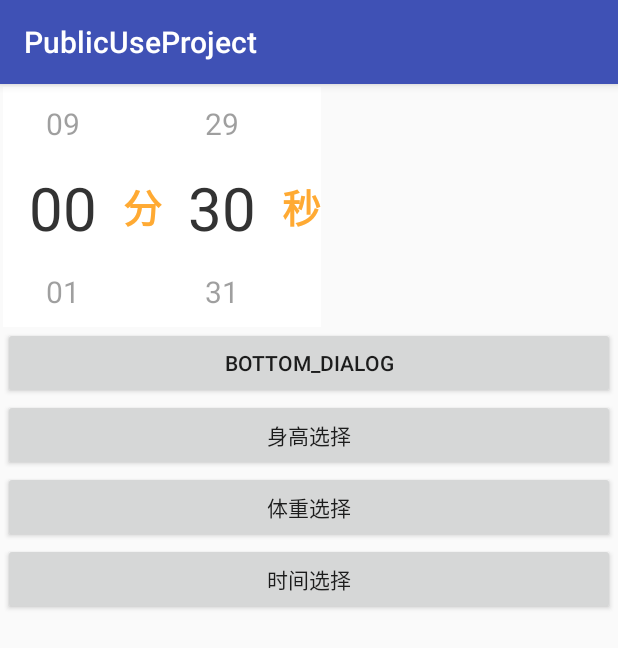
After one commit to renrenrenhui/PublicUseProject, an Android app: the PickerActivity screen opened directly, with no data from a screen before it, on a phone screen of 412 x 824 dp. The commit adds this screen. Shown: the top 648 px of the screen. Run offline under Robolectric (Android 15) with nearby library versions, the phone set to English and light mode, and no system bars; libraries missing offline, so code that uses them is left out: cn.qqtheme.framework.

Commit message:
Add picker feature

```diff
--- a/app/build.gradle
+++ b/app/build.gradle
@@ -41,4 +41,9 @@ dependencies {
     compile 'com.android.support:cardview-v7:24.1.0'
     compile 'com.android.support:design:24.1.0'
     compile 'com.android.support:appcompat-v7:24.1.0'
+
+    compile('cn.qqtheme.framework:WheelPicker:1.5.5') {
+        exclude group: 'com.android.support'
+    }
+
 }
--- a/app/src/main/AndroidManifest.xml
+++ b/app/src/main/AndroidManifest.xml
@@ -81,6 +81,9 @@
 
         <activity android:name="com.example.xiaoniu.publicuseproject.CollapsingToolbarLayout.CollapsingToolbarLayoutActivity"
             android:theme="@style/CollapsingToolbarLayoutTheme"/>
+
+        <activity android:name="com.example.xiaoniu.publicuseproject.picker.PickerActivity"
+            android:theme="@style/AppTheme"/>
     </application>
 
 </manifest>
--- /dev/null
+++ b/app/src/main/java/com/example/xiaoniu/publicuseproject/picker/PickerActivity.java
@@ -0,0 +1,183 @@
+package com.example.xiaoniu.publicuseproject.picker;
+
+import android.app.Dialog;
+import android.os.Bundle;
+import android.support.v7.app.AppCompatActivity;
+import android.view.Gravity;
+import android.view.LayoutInflater;
+import android.view.View;
+import android.view.Window;
+import android.view.WindowManager;
+import android.widget.Button;
+import android.widget.LinearLayout;
+
+import com.example.xiaoniu.publicuseproject.R;
+
+import java.util.ArrayList;
+import java.util.Calendar;
+import java.util.List;
+
+import cn.qqtheme.framework.picker.DoublePicker;
+import cn.qqtheme.framework.picker.NumberPicker;
+import cn.qqtheme.framework.picker.TimePicker;
+import cn.qqtheme.framework.util.ConvertUtils;
+
+public class PickerActivity extends AppCompatActivity {
+
+    PickerView minute_pv;
+    PickerView second_pv;
+    Button btn;
+    LinearLayout rootLayout;
+    PickerView pickerView;
+
+    @Override
+    protected void onCreate(Bundle savedInstanceState) {
+        super.onCreate(savedInstanceState);
+        setContentView(R.layout.activity_picker_view);
+
+        minute_pv = (PickerView) findViewById(R.id.minute_pv);
+        second_pv = (PickerView) findViewById(R.id.second_pv);
+        List<String> data = new ArrayList<String>();
+        List<String> seconds = new ArrayList<String>();
+        for (int i = 0; i < 10; i++) {
+            data.add("0" + i);
+        }
+        for (int i = 0; i < 60; i++) {
+            seconds.add(i < 10 ? "0" + i : "" + i);
+        }
+        minute_pv.setData(data);
+        minute_pv.setOnSelectListener(new PickerView.onSelectListener() {
+
+            @Override
+            public void onSelect(String text) {
+//                Toast.makeText(MainActivity.this, "选择了 " + text + " 分",
+//                        Toast.LENGTH_SHORT).show();
+            }
+        });
+        second_pv.setData(seconds);
+        second_pv.setOnSelectListener(new PickerView.onSelectListener() {
+
+            @Override
+            public void onSelect(String text)
+            {
+//                Toast.makeText(MainActivity.this, "选择了 " + text + " 秒",
+//                        Toast.LENGTH_SHORT).show();
+            }
+        });
+        minute_pv.setSelected(0);
+
+
+        rootLayout = (LinearLayout) findViewById(R.id.root_layout);
+        btn = (Button) findViewById(R.id.btn_bottom_dialog);
+        final List<String> heightList = new ArrayList<String>();
+        for (int i = 30; i < 241; i++) {
+            heightList.add("" + i);
+        }
+        btn.setOnClickListener(new View.OnClickListener() {
+            @Override
+            public void onClick(View v) {
+//                final PopupWindow popupWindow = new PopupWindow(PickerActivity.this);
+//                popupWindow.setWidth(((WindowManager) PickerActivity.this
+//                        .getSystemService(Context.WINDOW_SERVICE)).getDefaultDisplay().getWidth());
+//                popupWindow.setHeight(300);
+//                View view = LayoutInflater.from(PickerActivity.this).inflate(R.layout.popup_setting, null);
+//                popupWindow.setContentView(view);
+//                popupWindow.setBackgroundDrawable(new ColorDrawable(0x00000000));
+//                popupWindow.setOutsideTouchable(false);
+//                popupWindow.setFocusable(true);
+//                popupWindow.showAsDropDown(rootLayout,0,0, Gravity.BOTTOM);
+
+                final Dialog dialog = new Dialog(PickerActivity.this, R.style.Theme_Light_Dialog);
+                View dialogView = LayoutInflater.from(PickerActivity.this).inflate(R.layout.popup_setting,null);
+                //获得dialog的window窗口
+                Window window = dialog.getWindow();
+                //设置dialog在屏幕底部
+                window.setGravity(Gravity.BOTTOM);
+                //设置dialog弹出时的动画效果，从屏幕底部向上弹出
+                window.setWindowAnimations(R.style.dialogStyle);
+                window.getDecorView().setPadding(0, 0, 0, 0);
+                //获得window窗口的属性
+                android.view.WindowManager.LayoutParams lp = window.getAttributes();
+                //设置窗口宽度为充满全屏
+                lp.width = WindowManager.LayoutParams.MATCH_PARENT;
+                //设置窗口高度为包裹内容
+                lp.height = 300;
+                //将设置好的属性set回去
+                window.setAttributes(lp);
+                //将自定义布局加载到dialog上
+                dialog.setContentView(dialogView);
+                pickerView = (PickerView) dialogView.findViewById(R.id.picker_view);
+                pickerView.setData(heightList);
+                pickerView.setSelected("164");
+                dialog.show();
+            }
+        });
+
+    }
+
+    public void onHeightPicker(View view) {
+        NumberPicker picker = new NumberPicker(this);
+        picker.setCycleDisable(false);
+        picker.setDividerVisible(false);
+        picker.setOffset(2);//偏移量
+        picker.setRange(145, 200, 1);//数字范围
+        picker.setSelectedItem(172);
+        picker.setLabel("cm");
+        picker.setOnNumberPickListener(new NumberPicker.OnNumberPickListener() {
+            @Override
+            public void onNumberPicked(int index, Number item) {
+//                showToast("index=" + index + ", item=" + item.intValue());
+            }
+        });
+        picker.show();
+    }
+
+    public void onWeightPicker(View view) {
+        final List<String> integerList = new ArrayList<String>();
+        for (int i = 30; i < 241; i++) {
+            integerList.add("" + i);
+        }
+        final ArrayList<String> DecimalList = new ArrayList<>();
+        for (int i = 0; i < 10; i++) {
+            DecimalList.add("" + i);
+        }
+        DoublePicker picker = new DoublePicker(this, integerList, DecimalList);
+        picker.setCanceledOnTouchOutside(true);
+//        picker.setTopLineColor(0xFFFB2C3C);
+//        picker.setSubmitTextColor(0xFFFB2C3C);
+//        picker.setCancelTextColor(0xFFFB2C3C);
+        picker.setLineSpaceMultiplier(2.2f);
+        picker.setTextSize(15);
+//        picker.setTitleText("营业时间");
+        picker.setContentPadding(10, 8);
+        picker.setFirstLabel("", ".");
+        picker.setSecondLabel("", "kg");
+        picker.setOnPickListener(new DoublePicker.OnPickListener() {
+            @Override
+            public void onPicked(int selectedFirstIndex, int selectedSecondIndex) {
+//                showToast(hours.get(selectedFirstIndex) + ":" + minutes.get(selectedSecondIndex));
+            }
+        });
+        picker.show();
+    }
+
+    public void onTimePicker(View view) {
+        TimePicker picker = new TimePicker(this, TimePicker.HOUR_24);
+        picker.setUseWeight(false);
+        picker.setCycleDisable(false);
+        picker.setRangeStart(0, 0);//00:00
+        picker.setRangeEnd(23, 59);//23:59
+        int currentHour = Calendar.getInstance().get(Calendar.HOUR_OF_DAY);
+        int currentMinute = Calendar.getInstance().get(Calendar.MINUTE);
+        picker.setSelectedItem(currentHour, currentMinute);
+        picker.setTopLineVisible(false);
+        picker.setLabel(":", "");
+        picker.setOnTimePickListener(new TimePicker.OnTimePickListener() {
+            @Override
+            public void onTimePicked(String hour, String minute) {
+//                showToast(hour + ":" + minute);
+            }
+        });
+        picker.show();
+    }
+}
--- /dev/null
+++ b/app/src/main/java/com/example/xiaoniu/publicuseproject/picker/PickerView.java
@@ -0,0 +1,356 @@
+package com.example.xiaoniu.publicuseproject.picker;
+
+import java.util.ArrayList;
+import java.util.List;
+import java.util.Timer;
+import java.util.TimerTask;
+
+import android.content.Context;
+import android.graphics.Canvas;
+import android.graphics.Paint;
+import android.graphics.Paint.Align;
+import android.graphics.Paint.FontMetricsInt;
+import android.graphics.Paint.Style;
+import android.os.Handler;
+import android.os.Message;
+import android.util.AttributeSet;
+import android.view.MotionEvent;
+import android.view.View;
+
+/**
+ * 滚动选择器 更多详解见博客http://blog.csdn.net/zhongkejingwang/article/details/38513301
+ *
+ * @author chenjing
+ *
+ */
+public class PickerView extends View
+{
+
+	public static final String TAG = "PickerView";
+    /**
+	 * text之间间距和minTextSize之比
+	 */
+	public static final float MARGIN_ALPHA = 2.8f;
+	/**
+	 * 自动回滚到中间的速度
+	 */
+	public static final float SPEED = 2;
+
+	private List<String> mDataList;
+	/**
+	 * 选中的位置，这个位置是mDataList的中心位置，一直不变
+	 */
+	private int mCurrentSelected;
+	private Paint mPaint;
+
+	private float mMaxTextSize = 80;
+	private float mMinTextSize = 40;
+
+	private float mMaxTextAlpha = 255;
+	private float mMinTextAlpha = 120;
+
+	private int mColorText = 0x333333;
+
+	private int mViewHeight;
+	private int mViewWidth;
+
+	private float mLastDownY;
+	/**
+	 * 滑动的距离
+	 */
+	private float mMoveLen = 0;
+	private boolean isInit = false;
+	private onSelectListener mSelectListener;
+	private Timer timer;
+	private MyTimerTask mTask;
+
+	Handler updateHandler = new Handler()
+	{
+
+		@Override
+		public void handleMessage(Message msg)
+		{
+			if (Math.abs(mMoveLen) < SPEED)
+			{
+				mMoveLen = 0;
+				if (mTask != null)
+				{
+					mTask.cancel();
+					mTask = null;
+					performSelect();
+				}
+			} else
+				// 这里mMoveLen / Math.abs(mMoveLen)是为了保有mMoveLen的正负号，以实现上滚或下滚
+				mMoveLen = mMoveLen - mMoveLen / Math.abs(mMoveLen) * SPEED;
+			invalidate();
+		}
+
+	};
+
+	public PickerView(Context context)
+	{
+		super(context);
+		init();
+	}
+
+	public PickerView(Context context, AttributeSet attrs)
+	{
+		super(context, attrs);
+		init();
+	}
+
+	public void setOnSelectListener(onSelectListener listener)
+	{
+		mSelectListener = listener;
+	}
+
+	private void performSelect()
+	{
+		if (mSelectListener != null)
+			mSelectListener.onSelect(mDataList.get(mCurrentSelected));
+	}
+
+	public void setData(List<String> datas)
+	{
+		mDataList = datas;
+		mCurrentSelected = datas.size() / 2;
+		invalidate();
+	}
+
+	/**
+	 * 选择选中的item的index
+	 *
+	 * @param selected
+	 */
+	public void setSelected(int selected)
+	{
+		mCurrentSelected = selected;
+		int distance = mDataList.size() / 2 - mCurrentSelected;
+		if (distance < 0)
+			for (int i = 0; i < -distance; i++)
+			{
+				moveHeadToTail();
+				mCurrentSelected--;
+			}
+		else if (distance > 0)
+			for (int i = 0; i < distance; i++)
+			{
+				moveTailToHead();
+				mCurrentSelected++;
+			}
+		invalidate();
+	}
+
+	/**
+	 * 选择选中的内容
+	 *
+	 * @param mSelectItem
+	 */
+	public void setSelected(String mSelectItem)
+	{
+		for (int i = 0; i < mDataList.size(); i++)
+			if (mDataList.get(i).equals(mSelectItem))
+			{
+				setSelected(i);
+				break;
+			}
+	}
+
+	private void moveHeadToTail()
+	{
+		String head = mDataList.get(0);
+		mDataList.remove(0);
+		mDataList.add(head);
+	}
+
+	private void moveTailToHead()
+	{
+		String tail = mDataList.get(mDataList.size() - 1);
+		mDataList.remove(mDataList.size() - 1);
+		mDataList.add(0, tail);
+	}
+
+	@Override
+	protected void onMeasure(int widthMeasureSpec, int heightMeasureSpec)
+	{
+		super.onMeasure(widthMeasureSpec, heightMeasureSpec);
+		mViewHeight = getMeasuredHeight();
+		mViewWidth = getMeasuredWidth();
+		// 按照View的高度计算字体大小
+		mMaxTextSize = mViewHeight / 4.0f;
+		mMinTextSize = mMaxTextSize / 2f;
+		isInit = true;
+		invalidate();
+	}
+
+	private void init()
+	{
+		timer = new Timer();
+		mDataList = new ArrayList<String>();
+		mPaint = new Paint(Paint.ANTI_ALIAS_FLAG);
+		mPaint.setStyle(Style.FILL);
+		mPaint.setTextAlign(Align.CENTER);
+		mPaint.setColor(mColorText);
+	}
+
+	@Override
+	protected void onDraw(Canvas canvas)
+	{
+		super.onDraw(canvas);
+		// 根据index绘制view
+		if (isInit)
+			drawData(canvas);
+	}
+
+	private void drawData(Canvas canvas)
+	{
+		// 先绘制选中的text再往上往下绘制其余的text
+		float scale = parabola(mViewHeight / 4.0f, mMoveLen);
+		float size = (mMaxTextSize - mMinTextSize) * scale + mMinTextSize;
+		mPaint.setTextSize(size);
+		mPaint.setAlpha((int) ((mMaxTextAlpha - mMinTextAlpha) * scale + mMinTextAlpha));
+		// text居中绘制，注意baseline的计算才能达到居中，y值是text中心坐标
+		float x = (float) (mViewWidth / 2.0);
+		float y = (float) (mViewHeight / 2.0 + mMoveLen);
+		FontMetricsInt fmi = mPaint.getFontMetricsInt();
+		float baseline = (float) (y - (fmi.bottom / 2.0 + fmi.top / 2.0));
+
+		canvas.drawText(mDataList.get(mCurrentSelected), x, baseline, mPaint);
+		// 绘制上方data
+		for (int i = 1; (mCurrentSelected - i) >= 0; i++)
+		{
+			drawOtherText(canvas, i, -1);
+		}
+		// 绘制下方data
+		for (int i = 1; (mCurrentSelected + i) < mDataList.size(); i++)
+		{
+			drawOtherText(canvas, i, 1);
+		}
+
+	}
+
+	/**
+	 * @param canvas
+	 * @param position
+	 *            距离mCurrentSelected的差值
+	 * @param type
+	 *            1表示向下绘制，-1表示向上绘制
+	 */
+	private void drawOtherText(Canvas canvas, int position, int type)
+	{
+		float d = (float) (MARGIN_ALPHA * mMinTextSize * position + type
+				* mMoveLen);
+		float scale = parabola(mViewHeight / 4.0f, d);
+		float size = (mMaxTextSize - mMinTextSize) * scale + mMinTextSize;
+		mPaint.setTextSize(size);
+		mPaint.setAlpha((int) ((mMaxTextAlpha - mMinTextAlpha) * scale + mMinTextAlpha));
+		float y = (float) (mViewHeight / 2.0 + type * d);
+		FontMetricsInt fmi = mPaint.getFontMetricsInt();
+		float baseline = (float) (y - (fmi.bottom / 2.0 + fmi.top / 2.0));
+		canvas.drawText(mDataList.get(mCurrentSelected + type * position),
+				(float) (mViewWidth / 2.0), baseline, mPaint);
+	}
+
+	/**
+	 * 抛物线
+	 *
+	 * @param zero
+	 *            零点坐标
+	 * @param x
+	 *            偏移量
+	 * @return scale
+	 */
+	private float parabola(float zero, float x)
+	{
+		float f = (float) (1 - Math.pow(x / zero, 2));
+		return f < 0 ? 0 : f;
+	}
+
+	@Override
+	public boolean onTouchEvent(MotionEvent event)
+	{
+		switch (event.getActionMasked())
+		{
+		case MotionEvent.ACTION_DOWN:
+			doDown(event);
+			break;
+		case MotionEvent.ACTION_MOVE:
+			doMove(event);
+			break;
+		case MotionEvent.ACTION_UP:
+			doUp(event);
+			break;
+		}
+		return true;
+	}
+
+	private void doDown(MotionEvent event)
+	{
+		if (mTask != null)
+		{
+			mTask.cancel();
+			mTask = null;
+		}
+		mLastDownY = event.getY();
+	}
+
+	private void doMove(MotionEvent event)
+	{
+
+		mMoveLen += (event.getY() - mLastDownY);
+
+		if (mMoveLen > MARGIN_ALPHA * mMinTextSize / 2)
+		{
+			// 往下滑超过离开距离
+			moveTailToHead();
+			mMoveLen = mMoveLen - MARGIN_ALPHA * mMinTextSize;
+		} else if (mMoveLen < -MARGIN_ALPHA * mMinTextSize / 2)
+		{
+			// 往上滑超过离开距离
+			moveHeadToTail();
+			mMoveLen = mMoveLen + MARGIN_ALPHA * mMinTextSize;
+		}
+
+		mLastDownY = event.getY();
+		invalidate();
+	}
+
+	private void doUp(MotionEvent event)
+	{
+		// 抬起手后mCurrentSelected的位置由当前位置move到中间选中位置
+		if (Math.abs(mMoveLen) < 0.0001)
+		{
+			mMoveLen = 0;
+			return;
+		}
+		if (mTask != null)
+		{
+			mTask.cancel();
+			mTask = null;
+		}
+		mTask = new MyTimerTask(updateHandler);
+		timer.schedule(mTask, 0, 10);
+	}
+
+	class MyTimerTask extends TimerTask
+	{
+		Handler handler;
+
+		public MyTimerTask(Handler handler)
+		{
+			this.handler = handler;
+		}
+
+		@Override
+		public void run()
+		{
+			handler.sendMessage(handler.obtainMessage());
+		}
+
+	}
+
+	public interface onSelectListener
+	{
+		void onSelect(String text);
+	}
+}
--- /dev/null
+++ b/app/src/main/res/anim/dialog_enter.xml
@@ -0,0 +1,5 @@
+<?xml version="1.0" encoding="utf-8"?>
+<set xmlns:android="http://schemas.android.com/apk/res/android">
+    <translate android:fromYDelta="100%"
+        android:duration="600"></translate>
+</set>
--- /dev/null
+++ b/app/src/main/res/anim/dialog_exit.xml
@@ -0,0 +1,5 @@
+<?xml version="1.0" encoding="utf-8"?>
+<set xmlns:android="http://schemas.android.com/apk/res/android">
+    <translate android:toYDelta="100%"
+        android:duration="600"></translate>
+</set>
--- /dev/null
+++ b/app/src/main/res/layout/activity_picker_view.xml
@@ -0,0 +1,71 @@
+<LinearLayout xmlns:android="http://schemas.android.com/apk/res/android"
+    xmlns:tools="http://schemas.android.com/tools"
+    android:id="@+id/root_layout"
+    android:layout_width="match_parent"
+    android:layout_height="match_parent"
+    android:padding="2dp"
+    android:orientation="vertical" >
+    <RelativeLayout
+        android:layout_width="wrap_content"
+        android:layout_height="wrap_content"
+        android:layout_centerInParent="true"
+        android:background="#ffffff" >
+
+        <com.example.xiaoniu.publicuseproject.picker.PickerView
+            android:id="@+id/minute_pv"
+            android:layout_width="80dp"
+            android:layout_height="160dp" />
+
+        <TextView
+            android:id="@+id/minute_tv"
+            android:layout_width="wrap_content"
+            android:layout_height="wrap_content"
+            android:layout_centerVertical="true"
+            android:layout_toRightOf="@id/minute_pv"
+            android:text="分"
+            android:textColor="#ffaa33"
+            android:textSize="26sp"
+            android:textStyle="bold" />
+
+        <com.example.xiaoniu.publicuseproject.picker.PickerView
+            android:id="@+id/second_pv"
+            android:layout_width="80dp"
+            android:layout_height="160dp"
+            android:layout_toRightOf="@id/minute_tv" />
+
+        <TextView
+            android:id="@+id/second_tv"
+            android:layout_width="wrap_content"
+            android:layout_height="wrap_content"
+            android:layout_centerVertical="true"
+            android:layout_toRightOf="@id/second_pv"
+            android:text="秒"
+            android:textColor="#ffaa33"
+            android:textSize="26sp"
+            android:textStyle="bold" />
+    </RelativeLayout>
+
+    <Button
+        android:id="@+id/btn_bottom_dialog"
+        android:layout_width="match_parent"
+        android:layout_height="wrap_content"
+        android:text="bottom_dialog"/>
+
+    <Button
+        android:layout_width="match_parent"
+        android:layout_height="wrap_content"
+        android:onClick="onHeightPicker"
+        android:text="身高选择" />
+
+    <Button
+        android:layout_width="match_parent"
+        android:layout_height="wrap_content"
+        android:onClick="onWeightPicker"
+        android:text="体重选择" />
+
+    <Button
+        android:layout_width="match_parent"
+        android:layout_height="wrap_content"
+        android:onClick="onTimePicker"
+        android:text="时间选择" />
+</LinearLayout>
--- /dev/null
+++ b/app/src/main/res/values-v11/styles.xml
@@ -0,0 +1,20 @@
+<resources>
+
+    <!-- 弹出框动画 由下至上 -->
+    <style name="dialogStyle" parent="@android:style/Animation.Dialog">
+        <item name="@android:windowEnterAnimation">@anim/dialog_enter</item>
+        <!-- 进入时的动画 -->
+        <item name="@android:windowExitAnimation">@anim/dialog_exit</item>
+        <!-- 退出时的动画 -->
+    </style>
+
+    <!-- 对话框样式 -->
+    <style name="Theme.Light.Dialog" parent="android:style/Theme.Dialog">
+        <item name="android:windowBackground">@android:color/transparent</item>
+        <item name="android:windowNoTitle">true</item>
+        <item name="android:windowIsFloating">true</item>
+        <item name="android:windowContentOverlay">@null</item>
+        <item name="android:scrollHorizontally">true</item>
+    </style>
+
+</resources>
--- /dev/null
+++ b/app/src/main/res/values-v14/styles.xml
@@ -0,0 +1,20 @@
+<resources>
+
+    <!-- 弹出框动画 由下至上 -->
+    <style name="dialogStyle" parent="@android:style/Animation.Dialog">
+        <item name="@android:windowEnterAnimation">@anim/dialog_enter</item>
+        <!-- 进入时的动画 -->
+        <item name="@android:windowExitAnimation">@anim/dialog_exit</item>
+        <!-- 退出时的动画 -->
+    </style>
+
+    <!-- 对话框样式 -->
+    <style name="Theme.Light.Dialog" parent="android:style/Theme.Dialog">
+        <item name="android:windowBackground">@android:color/transparent</item>
+        <item name="android:windowNoTitle">true</item>
+        <item name="android:windowIsFloating">true</item>
+        <item name="android:windowContentOverlay">@null</item>
+        <item name="android:scrollHorizontally">true</item>
+    </style>
+
+</resources>
--- a/app/src/main/res/values/styles.xml
+++ b/app/src/main/res/values/styles.xml
@@ -38,4 +38,21 @@
         <item name="colorPrimary">#269fe2</item>
         <item name="colorPrimaryDark">#3A5FCD</item>
     </style>
+
+    <!-- 弹出框动画 由下至上 -->
+    <style name="dialogStyle" parent="@android:style/Animation.Dialog">
+        <item name="@android:windowEnterAnimation">@anim/dialog_enter</item>
+        <!-- 进入时的动画 -->
+        <item name="@android:windowExitAnimation">@anim/dialog_exit</item>
+        <!-- 退出时的动画 -->
+    </style>
+
+    <!-- 对话框样式 -->
+    <style name="Theme.Light.Dialog" parent="android:style/Theme.Dialog">
+        <item name="android:windowBackground">@android:color/transparent</item>
+        <item name="android:windowNoTitle">true</item>
+        <item name="android:windowIsFloating">true</item>
+        <item name="android:windowContentOverlay">@null</item>
+        <item name="android:scrollHorizontally">true</item>
+    </style>
 </resources>
```
Also changed, not shown: app/src/main/java/com/example/xiaoniu/publicuseproject/MainActivity.java (+12 -0 lines), app/src/main/res/layout/activity_main.xml (+7 -0 lines), app/src/main/res/layout/popup_setting.xml (added, +28 -0 lines).
